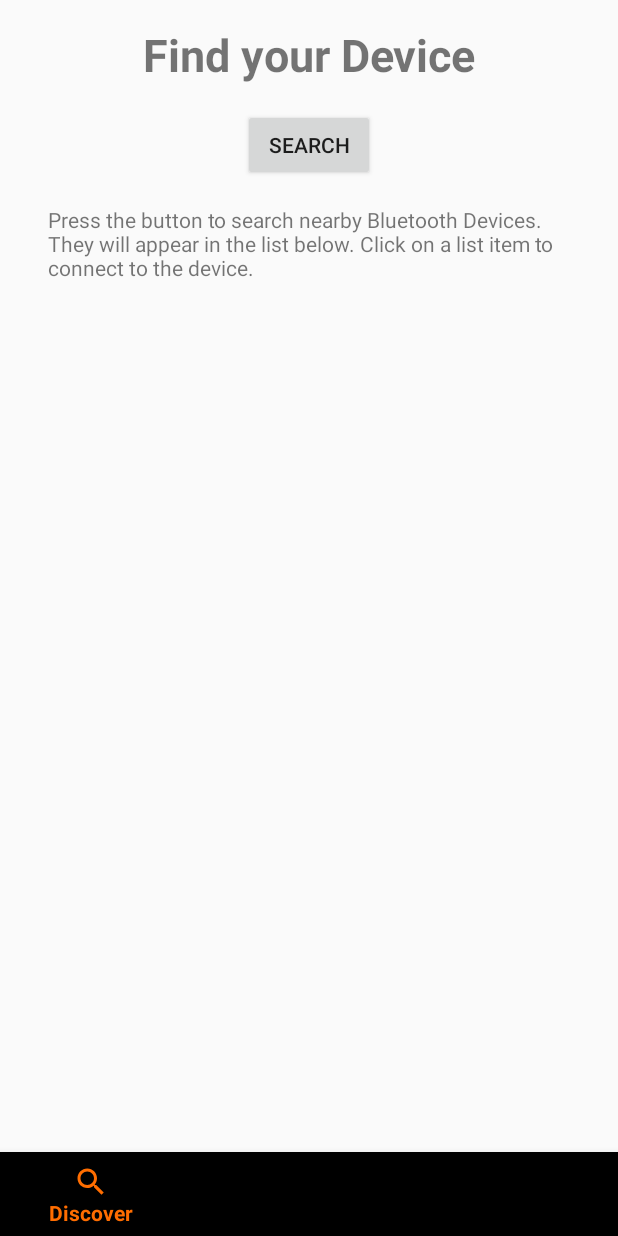
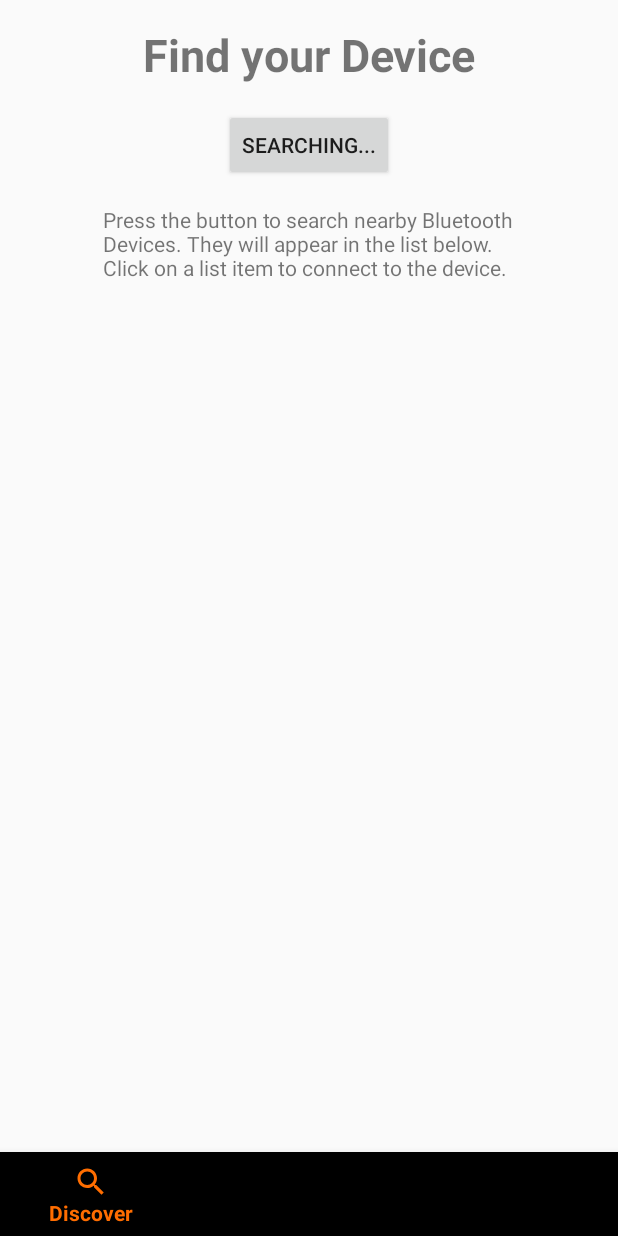
Before and after one commit to programCounter/Aesir-Android, an Android app: the screen it shows after launch (MainActivity), after a tap on "SEARCH", on a phone screen of 412 x 824 dp. Run offline under Robolectric (Android 15) with nearby library versions, the phone set to English and light mode, and no system bars.

Commit message:
Updated search button
Button reflects connection state

```diff
--- a/app/build.gradle
+++ b/app/build.gradle
@@ -9,8 +9,8 @@ android {
         applicationId "com.example.aesir"
         minSdkVersion 23
         targetSdkVersion 29
-        versionCode 21
-        versionName "PR.2019.11.14.4.14.PM"
+        versionCode 22
+        versionName "PR.2019.11.15.10.42.AM"
         testInstrumentationRunner "androidx.test.runner.AndroidJUnitRunner"
     }
     buildTypes {
--- a/app/src/main/java/com/example/aesir/BSIListAdapter.kt
+++ b/app/src/main/java/com/example/aesir/BSIListAdapter.kt
@@ -1,3 +1,4 @@
+/*
 /*
 File Name: BSIListAdapter.kt
 Author: Riley Larche
@@ -85,3 +86,5 @@ class BSIListAdapter(context: Context, private val dataSource: MutableList<BSIEn
         lateinit var subtitleTextView: TextView
     }
 }
+
+ */
--- a/app/src/main/java/com/example/aesir/DeviceListAdapter.kt
+++ b/app/src/main/java/com/example/aesir/DeviceListAdapter.kt
@@ -1,7 +1,7 @@
 /*
 File Name: DeciveListAdapter.kt
 Author: Riley Larche
-Date Updated: 2019-10-17
+Date Updated: 2019-11-15
 Android Studio Version:
 Tested on Android Version: 10
 
@@ -69,6 +69,8 @@ class DeviceListAdapter(context: Context, private val dataSource: MutableList<Sc
         //Populate fields with data
         val deviceBt = getItem(position) as ScanResult
 
+        // Determine device type here
+
         if (deviceBt.scanRecord?.deviceName == null) {
             deviceNameTextView.text = "Unknown Device"
         }
--- a/app/src/main/java/com/example/aesir/DiscoverDevicesFragment.kt
+++ b/app/src/main/java/com/example/aesir/DiscoverDevicesFragment.kt
@@ -24,6 +24,7 @@ import androidx.fragment.app.Fragment
 import kotlinx.android.synthetic.main.discover_devices_fragment.*
 
 class DiscoverDevicesFragment : Fragment() {
+    val tools = Tools(null)
     private lateinit var mInterface: Discover
 
     override fun onCreateView(
@@ -46,7 +47,7 @@ class DiscoverDevicesFragment : Fragment() {
         }
 
         search.setOnClickListener {
-            mInterface.onButtonPressed()
+            setButtonText(true)
         }
 
         device_list.onItemClickListener = mInterface.onListPressed()
@@ -63,11 +64,42 @@ class DiscoverDevicesFragment : Fragment() {
         }
     }
 
+    override fun onResume() {
+        super.onResume()
+
+        // Restore what text should be shown on the button
+        setButtonText(false)
+    }
+
+    private fun setButtonText(click: Boolean) {
+        val connSatus = mInterface.updateConnectionStatus()
+        // Already connected, button now disconnects
+        if (connSatus == tools.CONNECTED && click) {
+            mInterface.onButtonDisconnect()
+            search.text = "Search"
+        }
+        // Already connected, no change
+        else if (connSatus == tools.CONNECTED) {
+            search.text = "Disconnect"
+        }
+        // No device connected, button searches for devices
+        else if (connSatus == tools.DISCONNECTED && click) {
+            mInterface.onButtonSearch()
+            search.text = "Searching..."
+        }
+        // Disconnected, no change
+        else if (connSatus == tools.DISCONNECTED) {
+            search.text = "Search"
+        }
+    }
+
     // Container Activity must implement this interface
     interface Discover {
         fun discoverListViewDataMover(): MutableList<ScanResult>?
         fun discoverContextMover(): Context
-        fun onButtonPressed()
+        fun onButtonSearch()
+        fun onButtonDisconnect()
+        fun updateConnectionStatus(): Int
         fun onListPressed(): AdapterView.OnItemClickListener?
     }
 }
--- a/app/src/main/java/com/example/aesir/Tools.kt
+++ b/app/src/main/java/com/example/aesir/Tools.kt
@@ -1,7 +1,7 @@
 /*
 File Name: Tools.kt
 Author: Riley Larche
-Date Updated: 2019-09-27
+Date Updated: 2019-11-15
 Android Studio Version:
 Tested on Android Version: 10
 
@@ -16,8 +16,10 @@ import android.content.Context
 import android.widget.Toast
 
 
-class Tools(passedContext: Context) {
+class Tools(passedContext: Context?) {
     //Public (Default) variables and values
+    val DISCONNECTED: Int = 0
+    val CONNECTED: Int = 1
 
 
     //Private variables and values
@@ -30,7 +32,9 @@ class Tools(passedContext: Context) {
     //Functions
     fun showToast(text: String){
         //Shows message through system.
-        val toast = Toast.makeText(context.applicationContext, text, Toast.LENGTH_SHORT)
-        toast.show()
+        if (context != null) {
+            val toast = Toast.makeText(context.applicationContext, text, Toast.LENGTH_SHORT)
+            toast.show()
+        }
     }
 }
--- a/app/src/main/java/com/example/aesir/mBluetoothLEAdapter.kt
+++ b/app/src/main/java/com/example/aesir/mBluetoothLEAdapter.kt
@@ -1,7 +1,7 @@
 /*
 File Name: mBluetoothLEAdapter.kt
 Author: Riley Larche
-Date Updated: 2019-11-12
+Date Updated: 2019-11-15
 Android Studio Version:
 Tested on Android Version: 10
 
@@ -16,6 +16,7 @@ import android.app.Activity
 import android.bluetooth.*
 import android.bluetooth.le.*
 import android.content.Context
+import android.widget.Button
 import android.widget.ListView
 
 
@@ -76,12 +77,10 @@ class BluetoothLEAdapter(passedActivity: Activity) {
         stopScanningBluetoothDevices()
 
         //Start new scanner
-        tools.showToast("Scanning...")
-        scanner?.startScan(null, mSettings, mCallback)
+        scanner?.startScan(scannerFilter, mSettings, mCallback)
     }
 
     fun stopScanningBluetoothDevices() {
-        tools.showToast("Stopped Scanning")
         scanner?.stopScan(mCallback)
         scanner?.flushPendingScanResults(mCallback)
     }
@@ -110,7 +109,6 @@ class BluetoothLEAdapter(passedActivity: Activity) {
         override fun onScanResult(callbackType: Int, result: ScanResult?) {
             super.onScanResult(callbackType, result)
             stopScanningBluetoothDevices()
-            tools.showToast("Single Result Found!")
         }
 
         override fun onScanFailed(errorCode: Int) {
@@ -123,7 +121,10 @@ class BluetoothLEAdapter(passedActivity: Activity) {
         override fun onBatchScanResults(results: MutableList<ScanResult>?) {
             super.onBatchScanResults(results)
             stopScanningBluetoothDevices()
-            tools.showToast("Batch Results Found!")
+
+            val button = activity.findViewById<Button>(R.id.search)
+            button.text = "Search"
+
             scanResults = results
             val mAdapter = DeviceListAdapter(activity, scanResults)
             val deviceList = activity.findViewById<ListView>(R.id.device_list)
--- a/app/src/main/res/layout/discover_devices_fragment.xml
+++ b/app/src/main/res/layout/discover_devices_fragment.xml
@@ -21,9 +21,9 @@
         android:layout_width="match_parent"
         android:layout_height="0dp"
         android:layout_marginStart="32dp"
-        android:layout_marginTop="32dp"
+        android:layout_marginTop="16dp"
         android:layout_marginEnd="32dp"
-        android:layout_marginBottom="8dp"
+        android:layout_marginBottom="16dp"
         app:layout_constraintBottom_toBottomOf="parent"
         app:layout_constraintEnd_toEndOf="parent"
         app:layout_constraintHorizontal_bias="0.0"
@@ -32,13 +32,11 @@
 
     <TextView
         android:id="@+id/textView"
-        android:layout_width="0dp"
+        android:layout_width="275dp"
         android:layout_height="wrap_content"
         android:layout_marginStart="32dp"
-        android:layout_marginLeft="32dp"
         android:layout_marginTop="16dp"
         android:layout_marginEnd="32dp"
-        android:layout_marginRight="32dp"
         android:text="@string/search_list_description"
         app:layout_constraintEnd_toEndOf="parent"
         app:layout_constraintStart_toStartOf="parent"
--- a/build.gradle
+++ b/build.gradle
@@ -19,7 +19,6 @@ allprojects {
     repositories {
         google()
         jcenter()
-
     }
 }
 
```
Also changed, not shown: app/src/main/java/com/example/aesir/MainActivity.kt (+54 -26 lines).
